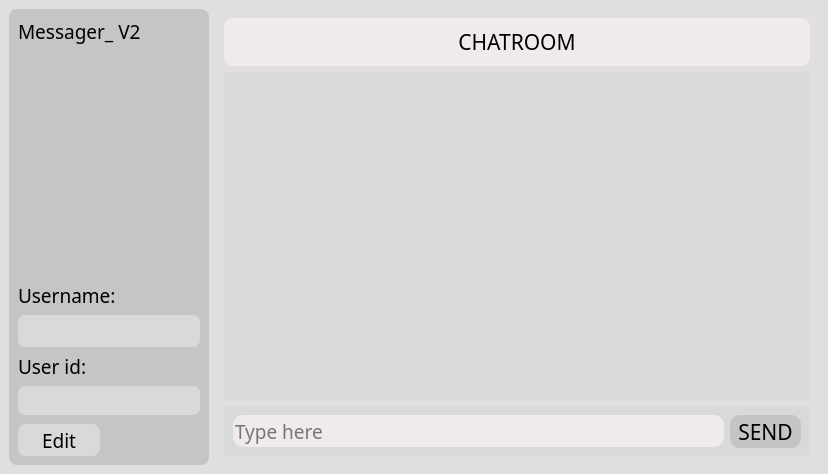
Qt form Client/UI/messager_v2.ui (mindmy-tech/Messager) before a commit.
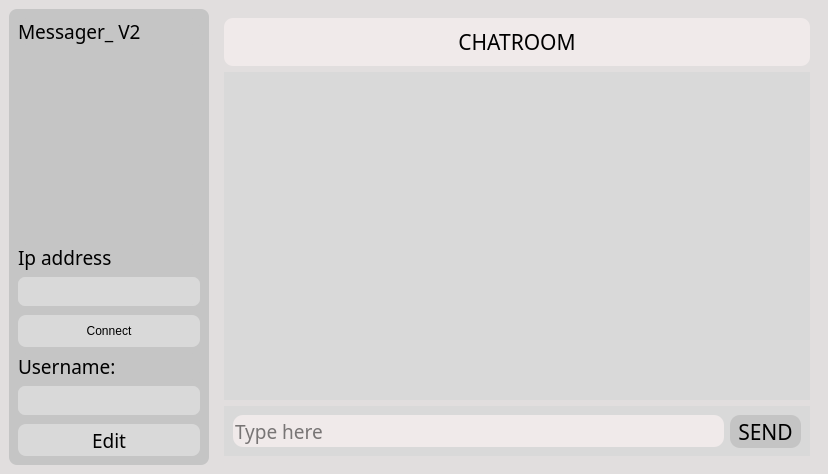
The same form after that commit.

Patch:
```diff
--- a/Client/UI/messager_v2.ui
+++ b/Client/UI/messager_v2.ui
@@ -71,6 +71,57 @@
          </property>
         </spacer>
        </item>
+       <item>
+        <widget class="QLabel" name="label_2">
+         <property name="minimumSize">
+          <size>
+           <width>0</width>
+           <height>16</height>
+          </size>
+         </property>
+         <property name="font">
+          <font>
+           <family>Ink Free</family>
+           <pointsize>14</pointsize>
+          </font>
+         </property>
+         <property name="text">
+          <string>Ip address</string>
+         </property>
+        </widget>
+       </item>
+       <item>
+        <widget class="QLineEdit" name="lineEdit_2">
+         <property name="minimumSize">
+          <size>
+           <width>0</width>
+           <height>32</height>
+          </size>
+         </property>
+         <property name="styleSheet">
+          <string notr="true">background: #D9D9D9;
+border-radius: 7px;
+margin-bottom: 3px;</string>
+         </property>
+        </widget>
+       </item>
+       <item>
+        <widget class="QPushButton" name="pushButton_3">
+         <property name="minimumSize">
+          <size>
+           <width>0</width>
+           <height>32</height>
+          </size>
+         </property>
+         <property name="styleSheet">
+          <string notr="true">background: #D9D9D9;
+border-radius: 8px;</string>
+         </property>
+         <property name="text">
+          <string>Connect</string>
+         </property>
+        </widget>
+       </item>
        <item>
         <widget class="QLabel" name="label_4">
          <property name="minimumSize">
@@ -90,39 +141,6 @@
          </property>
         </widget>
        </item>
-       <item>
-        <widget class="QLineEdit" name="lineEdit_2">
-         <property name="minimumSize">
-          <size>
-           <width>0</width>
-           <height>32</height>
-          </size>
-         </property>
-         <property name="font">
-          <font>
-           <family>Ink Free</family>
-           <pointsize>14</pointsize>
-          </font>
-         </property>
-         <property name="styleSheet">
-          <string notr="true">background: #D9D9D9;
-border-radius: 7px;</string>
-         </property>
-        </widget>
-       </item>
-       <item>
-        <widget class="QLabel" name="label_5">
-         <property name="font">
-          <font>
-           <family>Ink Free</family>
-           <pointsize>14</pointsize>
-          </font>
-         </property>
-         <property name="text">
-          <string>User id:</string>
-         </property>
-        </widget>
-       </item>
        <item>
         <widget class="QLineEdit" name="lineEdit_3">
          <property name="minimumSize">
@@ -154,7 +172,7 @@
          </property>
          <property name="maximumSize">
           <size>
-           <width>82</width>
+           <width>16777215</width>
            <height>16777215</height>
           </size>
          </property>
```
